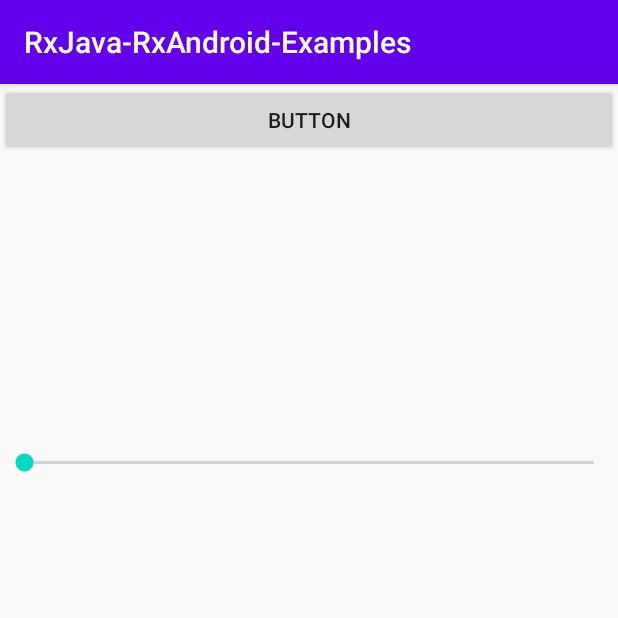
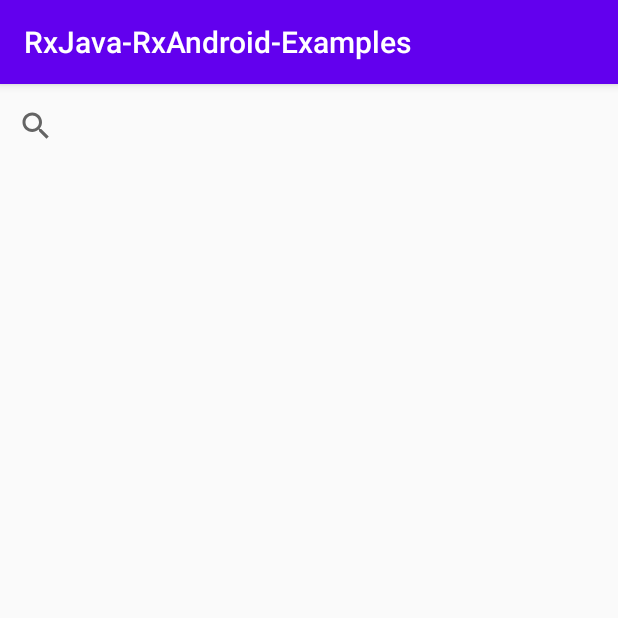
Before and after one commit to kazudmb/RxJava-RxAndroid-Examples, an Android app: the screen it shows after launch (MainActivity), on a phone screen of 412 x 824 dp, the top half of it. Run offline under Robolectric (Android 15) with nearby library versions, the phone set to English and light mode, and no system bars; our stand-ins replace RxJava.

Commit message:
add Transformation Operators - Debounce
https://codingwithmitch.com/courses/rxjava-rxandroid-for-beginners/transformation-operators-debounce/

```diff
--- a/app/src/main/java/com/nakano/rxjava_rxandroid_examples/MainActivity.java
+++ b/app/src/main/java/com/nakano/rxjava_rxandroid_examples/MainActivity.java
@@ -4,91 +4,92 @@ import android.os.Bundle;
 import android.util.Log;
 
 import androidx.appcompat.app.AppCompatActivity;
+import androidx.appcompat.widget.SearchView;
 
-import com.jakewharton.rxbinding3.view.RxView;
-
-import java.util.List;
 import java.util.concurrent.TimeUnit;
 
+import io.reactivex.Observable;
+import io.reactivex.ObservableEmitter;
+import io.reactivex.ObservableOnSubscribe;
 import io.reactivex.Observer;
-import io.reactivex.android.schedulers.AndroidSchedulers;
 import io.reactivex.disposables.CompositeDisposable;
 import io.reactivex.disposables.Disposable;
-import io.reactivex.functions.Function;
-import kotlin.Unit;
+import io.reactivex.schedulers.Schedulers;
 
 
 public class MainActivity extends AppCompatActivity {
 
     private static final String TAG = "MainActivity";
 
+    //ui
+    private SearchView searchView;
+
+    // vars
     private CompositeDisposable disposables = new CompositeDisposable();
+    private long timeSinceLastRequest; // for log printouts only. Not part of logic.
 
     @Override
     protected void onCreate(Bundle savedInstanceState) {
         super.onCreate(savedInstanceState);
         setContentView(R.layout.activity_main);
+        searchView = findViewById(R.id.search_view);
 
-//        // Create an Observable
-//        Observable<Task> taskObservable = Observable
-//                .fromIterable(DataSource.createTasksList())
-//                .subscribeOn(Schedulers.io());
-//
-//        taskObservable
-//                .buffer(2) // Apply the Buffer() operator
-//                .observeOn(AndroidSchedulers.mainThread())
-//                .subscribe(new Observer<List<Task>>() { // Subscribe and view the emitted results
-//                    @Override
-//                    public void onSubscribe(Disposable d) {
-//                    }
-//
-//                    @Override
-//                    public void onNext(List<Task> tasks) {
-//                        Log.d(TAG, "onNext: bundle results: -------------------");
-//                        for (Task task : tasks) {
-//                            Log.d(TAG, "onNext: " + task.getDescription());
-//                        }
-//                    }
-//
-//                    @Override
-//                    public void onError(Throwable e) {
-//                    }
-//
-//                    @Override
-//                    public void onComplete() {
-//                    }
-//                });
+        timeSinceLastRequest = System.currentTimeMillis();
 
-        // detect clicks to a button
-        RxView.clicks(findViewById(R.id.button))
-                .map(new Function<Unit, Integer>() { // convert the detected clicks to an integer
+        // create the Observable
+        Observable<String> observableQueryText = Observable
+                .create(new ObservableOnSubscribe<String>() {
                     @Override
-                    public Integer apply(Unit unit) throws Exception {
-                        return 1;
+                    public void subscribe(final ObservableEmitter<String> emitter) throws Exception {
+
+                        // Listen for text input into the SearchView
+                        searchView.setOnQueryTextListener(new SearchView.OnQueryTextListener() {
+                            @Override
+                            public boolean onQueryTextSubmit(String query) {
+                                return false;
+                            }
+
+                            @Override
+                            public boolean onQueryTextChange(final String newText) {
+                                if(!emitter.isDisposed()){
+                                    emitter.onNext(newText); // Pass the query to the emitter
+                                }
+                                return false;
+                            }
+                        });
                     }
                 })
-                .buffer(4, TimeUnit.SECONDS) // capture all the clicks during a 4 second interval
-                .observeOn(AndroidSchedulers.mainThread())
-                .subscribe(new Observer<List<Integer>>() {
+                .debounce(500, TimeUnit.MILLISECONDS) // Apply Debounce() operator to limit requests
+                .subscribeOn(Schedulers.io());
+
+        // Subscribe an Observer
+        observableQueryText.subscribe(new Observer<String>() {
             @Override
             public void onSubscribe(Disposable d) {
-                        disposables.add(d); // add to disposables to you can clear in onDestroy
+                disposables.add(d);
             }
             @Override
-                    public void onNext(List<Integer> integers) {
-                        Log.d(TAG, "onNext: You clicked " + integers.size() + " times in 4 seconds!");
+            public void onNext(String s) {
+                Log.d(TAG, "onNext: time  since last request: " + (System.currentTimeMillis() - timeSinceLastRequest));
+                Log.d(TAG, "onNext: search query: " + s);
+                timeSinceLastRequest = System.currentTimeMillis();
+
+                // method for sending a request to the server
+                sendRequestToServer(s);
             }
             @Override
             public void onError(Throwable e) {
-
             }
             @Override
             public void onComplete() {
-
             }
         });
     }
 
+    // Fake method for sending a request to the server
+    private void sendRequestToServer(String query){
+        // do nothing
+    }
 
     @Override
     protected void onDestroy() {
--- a/app/src/main/res/layout/activity_main.xml
+++ b/app/src/main/res/layout/activity_main.xml
@@ -6,31 +6,40 @@
     android:layout_height="match_parent"
     tools:context=".MainActivity">
 
-    <SeekBar
+<!--    <SeekBar-->
+<!--        android:layout_width="match_parent"-->
+<!--        android:layout_height="wrap_content"-->
+<!--        app:layout_constraintTop_toTopOf="parent"-->
+<!--        app:layout_constraintBottom_toTopOf="@+id/text"-->
+<!--        app:layout_constraintRight_toRightOf="parent"-->
+<!--        app:layout_constraintLeft_toLeftOf="parent"-->
+<!--        android:id="@+id/seekbar"/>-->
+
+<!--    <TextView-->
+<!--        android:layout_width="wrap_content"-->
+<!--        android:layout_height="wrap_content"-->
+<!--        android:id="@+id/text"-->
+<!--        app:layout_constraintTop_toBottomOf="@+id/seekbar"-->
+<!--        app:layout_constraintRight_toRightOf="parent"-->
+<!--        app:layout_constraintLeft_toLeftOf="parent"-->
+<!--        app:layout_constraintBottom_toBottomOf="parent"/>-->
+
+<!--    <Button-->
+<!--        android:layout_width="match_parent"-->
+<!--        android:layout_height="wrap_content"-->
+<!--        app:layout_constraintTop_toTopOf="parent"-->
+<!--        app:layout_constraintRight_toRightOf="parent"-->
+<!--        app:layout_constraintLeft_toLeftOf="parent"-->
+<!--        android:id="@+id/button"-->
+<!--        android:text="button"/>-->
+
+    <androidx.appcompat.widget.SearchView
         android:layout_width="match_parent"
-        android:layout_height="wrap_content"
-        app:layout_constraintTop_toTopOf="parent"
-        app:layout_constraintBottom_toTopOf="@+id/text"
-        app:layout_constraintRight_toRightOf="parent"
-        app:layout_constraintLeft_toLeftOf="parent"
-        android:id="@+id/seekbar"/>
-
-    <TextView
-        android:layout_width="wrap_content"
-        android:layout_height="wrap_content"
-        android:id="@+id/text"
-        app:layout_constraintTop_toBottomOf="@+id/seekbar"
-        app:layout_constraintRight_toRightOf="parent"
-        app:layout_constraintLeft_toLeftOf="parent"
-        app:layout_constraintBottom_toBottomOf="parent"/>
-
-    <Button
-        android:layout_width="match_parent"
-        android:layout_height="wrap_content"
+        android:layout_height="?attr/actionBarSize"
         app:layout_constraintTop_toTopOf="parent"
         app:layout_constraintRight_toRightOf="parent"
         app:layout_constraintLeft_toLeftOf="parent"
-        android:id="@+id/button"
-        android:text="button"/>
+        android:id="@+id/search_view">
+    </androidx.appcompat.widget.SearchView>
 
 </androidx.constraintlayout.widget.ConstraintLayout>
```
Lines whose indentation alone changed are shown as unchanged.
